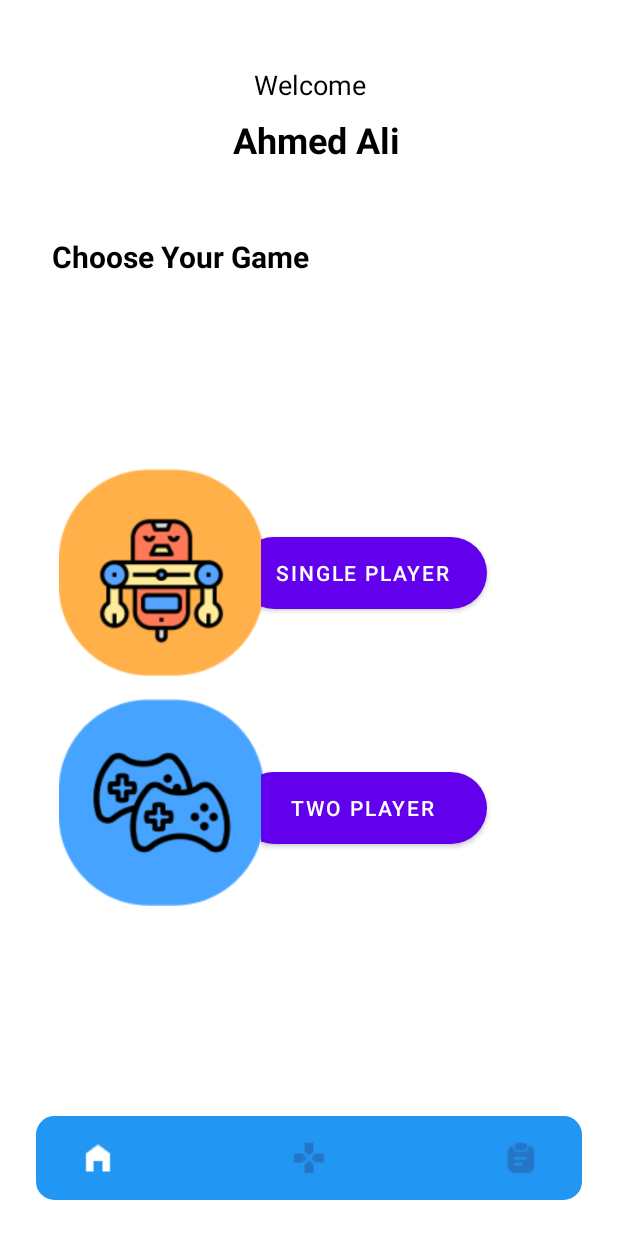
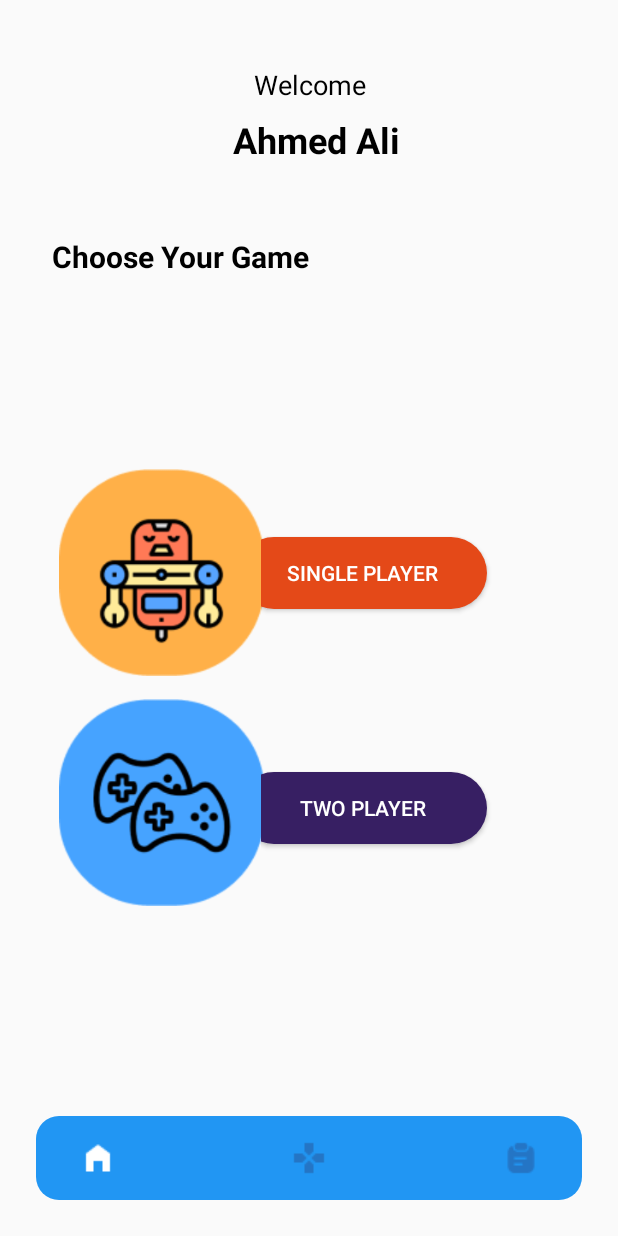
Before and after one commit to AhmedAbozaid9/College_Project, an Android app: the screen it shows after launch (MainActivity), on a phone screen of 412 x 824 dp. Run offline under Robolectric (Android 15) with nearby library versions, the phone set to English and light mode, and no system bars; 1 statement that could not run was skipped.

Commit message:
changing single player button color

```diff
--- a/app/src/main/res/layout/activity_main.xml
+++ b/app/src/main/res/layout/activity_main.xml
@@ -57,7 +57,7 @@
         android:layout_marginEnd="24dp"
         android:layout_marginBottom="24dp"
         android:backgroundTint="#2196F3"
-        android:background="@drawable/shape"
+        android:background="@drawable/bottom_banar"
         android:orientation="horizontal"
         android:padding="16dp"
         app:layout_constraintBottom_toBottomOf="parent"
--- a/app/src/main/res/values-night/themes.xml
+++ b/app/src/main/res/values-night/themes.xml
@@ -1,6 +1,6 @@
 <resources xmlns:tools="http://schemas.android.com/tools">
     <!-- Base application theme. -->
-    <style name="Theme.MyApplication" parent="Theme.MaterialComponents.DayNight.DarkActionBar">
+    <style name="Theme.MyApplication" parent="Theme.AppCompat.Light.NoActionBar">
         <!-- Primary brand color. -->
         <item name="colorPrimary">@color/purple_200</item>
         <item name="colorPrimaryVariant">@color/purple_700</item>
--- a/app/src/main/res/values/themes.xml
+++ b/app/src/main/res/values/themes.xml
@@ -1,6 +1,6 @@
 <resources xmlns:tools="http://schemas.android.com/tools">
     <!-- Base application theme. -->
-    <style name="Theme.MyApplication" parent="Theme.MaterialComponents.DayNight.DarkActionBar">
+    <style name="Theme.MyApplication" parent="Theme.AppCompat.Light.NoActionBar">
         <!-- Primary brand color. -->
         <item name="colorPrimary">@color/purple_500</item>
         <item name="colorPrimaryVariant">@color/purple_700</item>
```
